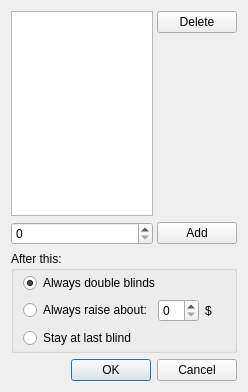
This is src/gui/qt/manualblindsorderdialog.ui in pokerth/pokerth as Qt 5 draws it before an edit. The edited form follows.
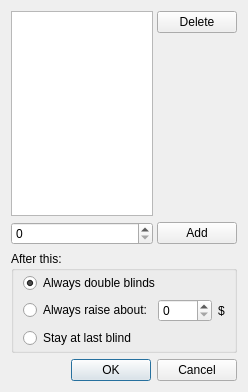
This is the edited form.

```diff
--- a/src/gui/qt/manualblindsorderdialog.ui
+++ b/src/gui/qt/manualblindsorderdialog.ui
@@ -89,7 +89,11 @@
          </widget>
         </item>
         <item>
-         <widget class="QSpinBox" name="spinBox_alwaysRaiseValue" />
+         <widget class="QSpinBox" name="spinBox_alwaysRaiseValue" >
+          <property name="maximum" >
+           <number>9999</number>
+          </property>
+         </widget>
         </item>
         <item>
          <widget class="QLabel" name="label" >
```
